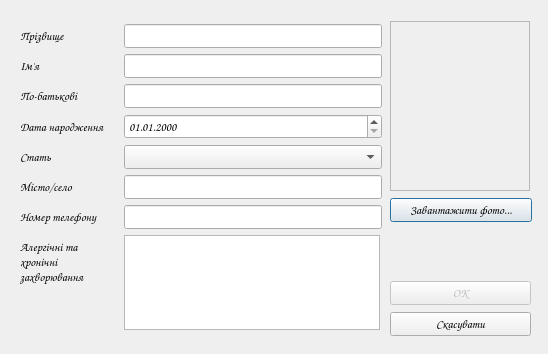
Old version of the form addpatientdialog.ui in the repository moz6go/NesterDentalClinic.
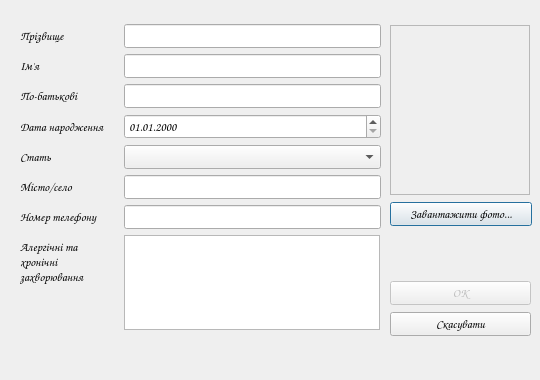
New version of the form. Icons and pictures are not drawn.

```diff
--- a/addpatientdialog.ui
+++ b/addpatientdialog.ui
@@ -9,10 +9,22 @@
    <rect>
     <x>0</x>
     <y>0</y>
-    <width>548</width>
-    <height>354</height>
+    <width>540</width>
+    <height>380</height>
    </rect>
   </property>
+  <property name="minimumSize">
+   <size>
+    <width>540</width>
+    <height>380</height>
+   </size>
+  </property>
+  <property name="maximumSize">
+   <size>
+    <width>540</width>
+    <height>380</height>
+   </size>
+  </property>
   <property name="font">
    <font>
     <family>Comic Sans MS</family>
@@ -29,7 +41,7 @@
    <property name="geometry">
     <rect>
      <x>390</x>
-     <y>20</y>
+     <y>24</y>
      <width>142</width>
      <height>203</height>
     </rect>
@@ -95,8 +107,8 @@
     <rect>
      <x>20</x>
      <y>24</y>
-     <width>362</width>
-     <height>321</height>
+     <width>361</width>
+     <height>324</height>
     </rect>
    </property>
    <layout class="QFormLayout" name="formLayout">
@@ -318,6 +330,22 @@
     </item>
    </layout>
   </widget>
+  <widget class="QLabel" name="warning_lbl">
+   <property name="geometry">
+    <rect>
+     <x>20</x>
+     <y>350</y>
+     <width>361</width>
+     <height>16</height>
+    </rect>
+   </property>
+   <property name="styleSheet">
+    <string notr="true">QLabel { color: red}</string>
+   </property>
+   <property name="text">
+    <string/>
+   </property>
+  </widget>
  </widget>
  <resources>
   <include location="res/res.qrc"/>
```
